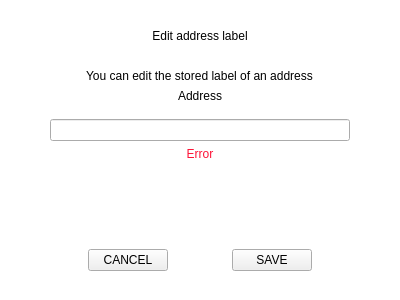
Qt form src/qt/veil/forms/updateaddress.ui (Veil-Project/veil) before a commit.
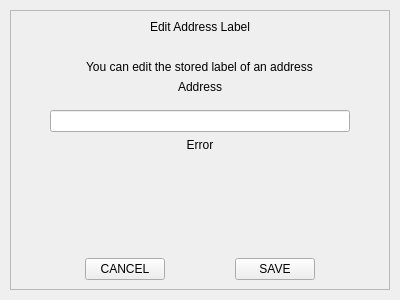
The same form after that commit.

```diff
--- a/src/qt/veil/forms/updateaddress.ui
+++ b/src/qt/veil/forms/updateaddress.ui
@@ -13,11 +13,6 @@
   <property name="windowTitle">
    <string>Form</string>
   </property>
-  <property name="styleSheet">
-   <string notr="true">#UpdateAddress{
-	background-color:transparent;
-}</string>
-  </property>
   <layout class="QVBoxLayout" name="verticalLayout">
    <property name="leftMargin">
     <number>10</number>
@@ -36,13 +31,6 @@
      <property name="autoFillBackground">
       <bool>false</bool>
      </property>
-     <property name="styleSheet">
-      <string notr="true">#frame{
-  background-color: white;
-  padding: 10px 10px 10px 10px;
-  border-radius: 20px;
-}</string>
-     </property>
      <property name="frameShape">
       <enum>QFrame::StyledPanel</enum>
      </property>
@@ -58,11 +46,8 @@
           <height>40</height>
          </size>
         </property>
-        <property name="styleSheet">
-         <string notr="true"/>
-        </property>
         <property name="text">
-         <string>Edit address label</string>
+         <string>Edit Address Label</string>
         </property>
         <property name="alignment">
          <set>Qt::AlignCenter</set>
@@ -132,9 +117,6 @@
           <height>16777215</height>
          </size>
         </property>
-        <property name="styleSheet">
-         <string notr="true"/>
-        </property>
         <property name="alignment">
          <set>Qt::AlignCenter</set>
         </property>
@@ -142,9 +124,6 @@
       </item>
       <item>
        <widget class="QLabel" name="errorMessage">
-        <property name="styleSheet">
-         <string notr="true">color:#fd1337;</string>
-        </property>
         <property name="text">
          <string>Error</string>
         </property>
@@ -186,9 +165,6 @@
           <property name="focusPolicy">
            <enum>Qt::NoFocus</enum>
           </property>
-          <property name="styleSheet">
-           <string notr="true"/>
-          </property>
           <property name="text">
            <string>CANCEL</string>
           </property>
@@ -212,9 +188,6 @@
           <property name="focusPolicy">
            <enum>Qt::NoFocus</enum>
           </property>
-          <property name="styleSheet">
-           <string notr="true"/>
-          </property>
           <property name="text">
            <string>SAVE</string>
           </property>
```
